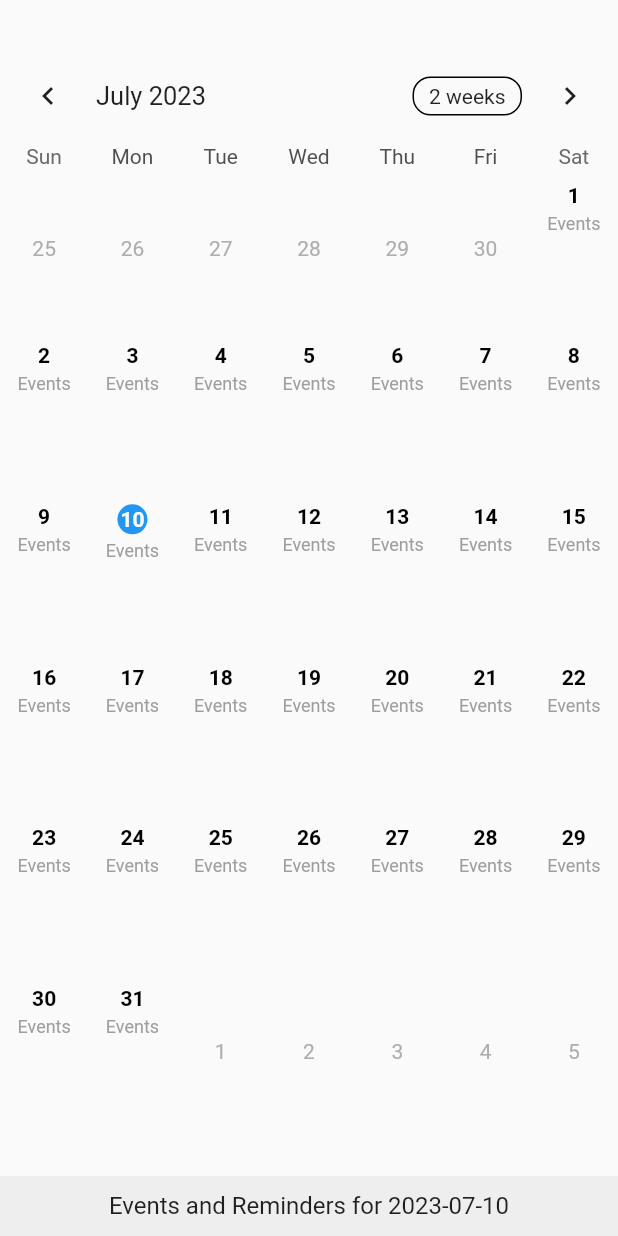
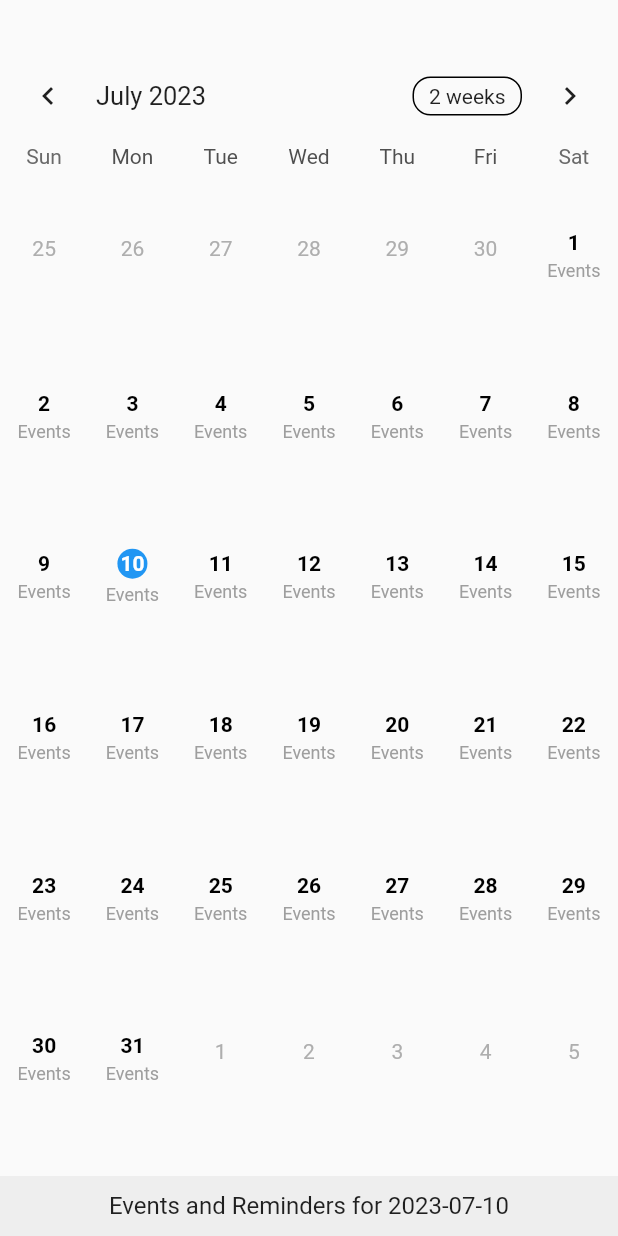
Before and after one commit to SLE-Sriracha/SLE_APP, a Flutter app: the screen it shows after launch, on a phone screen of 412 x 824 dp. Run offline on Flutter 3.47's test engine with Material 2 defaults, Android fonts, the phone set to English and light mode, and no system bars; drawn by our look-alikes of table_calendar.

Commit message:
Calendar dates design change

```diff
--- a/lib/components/calendarComponent.dart
+++ b/lib/components/calendarComponent.dart
@@ -65,6 +65,9 @@ class _calendarComponentState extends State<calendarComponent> {
                 return Column(
                   mainAxisAlignment: MainAxisAlignment.start,
                   children: [
+                    const Spacer(
+                      flex: 1,
+                    ),
                     const SizedBox(
                       height: 10,
                     ),
@@ -87,6 +90,9 @@ class _calendarComponentState extends State<calendarComponent> {
                         ),
                       ),
                     ),
+                    const Spacer(
+                      flex: 1,
+                    ),
                   ],
                 );
               },
@@ -94,6 +100,9 @@ class _calendarComponentState extends State<calendarComponent> {
                 return Column(
                   mainAxisAlignment: MainAxisAlignment.start,
                   children: [
+                    const Spacer(
+                      flex: 1,
+                    ),
                     const SizedBox(
                       height: 10,
                     ),
@@ -126,13 +135,19 @@ class _calendarComponentState extends State<calendarComponent> {
                         ),
                       ),
                     ),
+                    const Spacer(
+                      flex: 1,
+                    ),
                   ],
                 );
               },
               todayBuilder: (contex, date, focusedDay) {
                 return Column(
-                  mainAxisAlignment: MainAxisAlignment.start,
+                  mainAxisAlignment: MainAxisAlignment.center,
                   children: [
+                    const Spacer(
+                      flex: 1,
+                    ),
                     const SizedBox(
                       height: 10,
                     ),
@@ -155,6 +170,9 @@ class _calendarComponentState extends State<calendarComponent> {
                         ),
                       ),
                     ),
+                    const Spacer(
+                      flex: 1,
+                    ),
                   ],
                 );
               },
```
